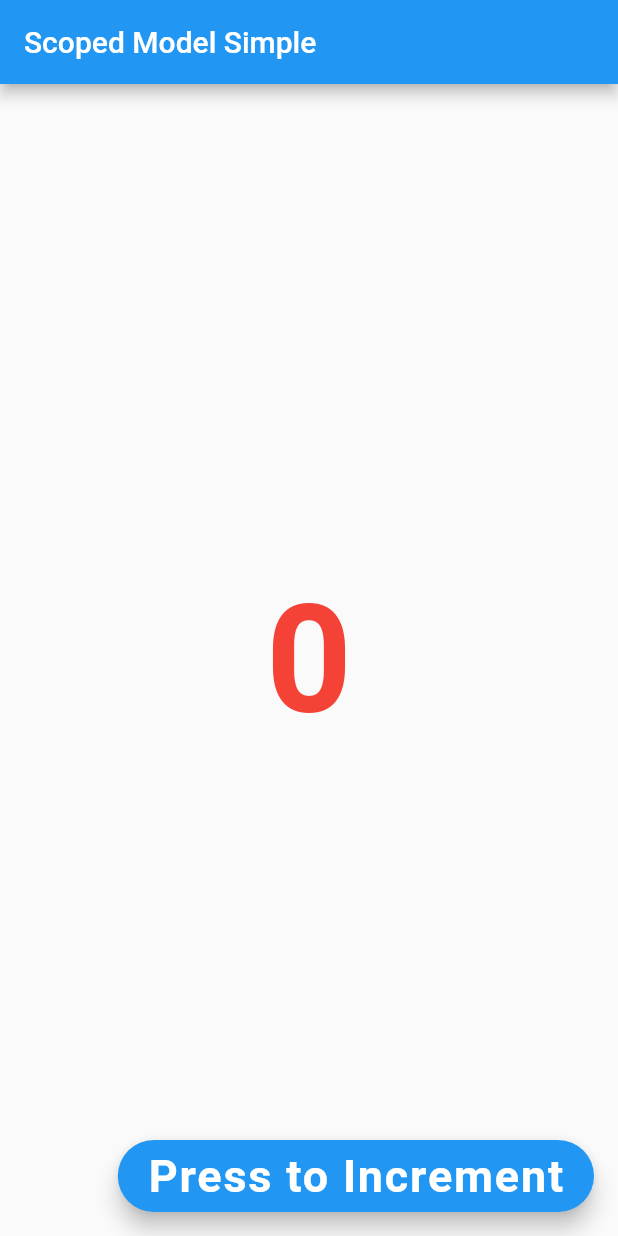
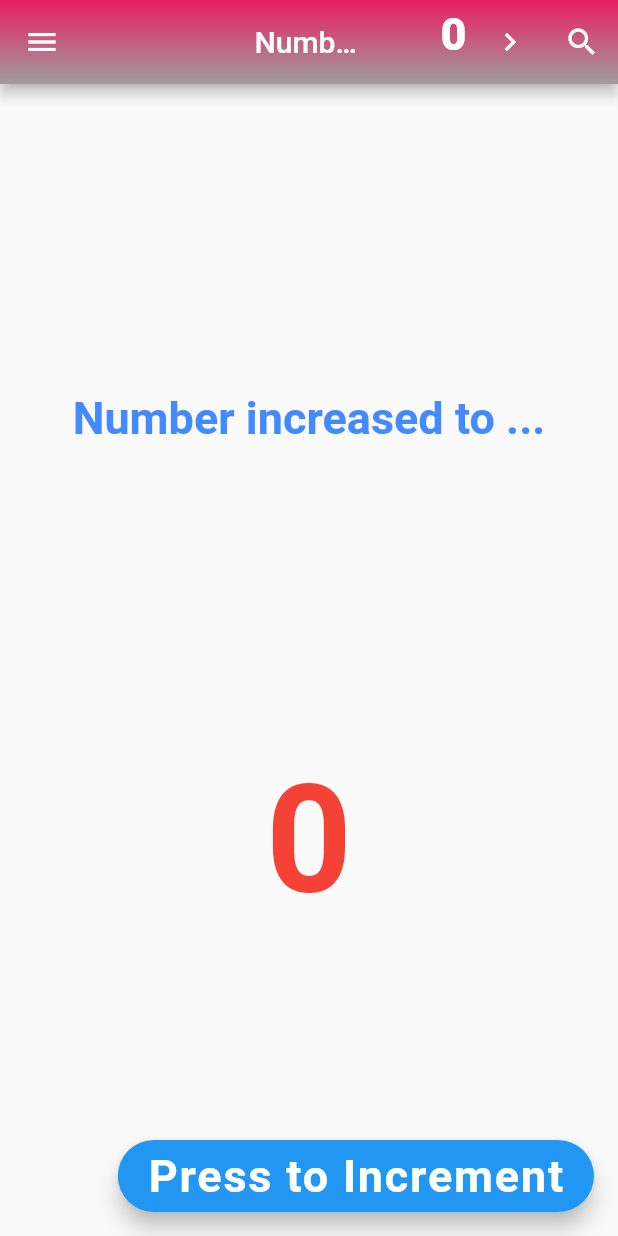
Before and after one commit to sanjibsinha/provider_et_sqflite, a Flutter app: the screen it shows after launch, on a phone screen of 412 x 824 dp. Run offline on Flutter 3.47's test engine with Material 2 defaults, Android fonts, the light colour scheme and no system bars.

Commit message:
added more

```diff
--- a/lib/view/my_home_page.dart
+++ b/lib/view/my_home_page.dart
@@ -5,12 +5,12 @@ import 'package:scoped_model/scoped_model.dart';
 class MyHomePage extends StatelessWidget {
   const MyHomePage({Key? key}) : super(key: key);
 
+  static const String title = 'Number increased to';
+
   @override
   Widget build(BuildContext context) {
     return Scaffold(
-      appBar: AppBar(
-        title: const Text('Scoped Model Simple'),
-      ),
+      appBar: customAppBar(title),
 
       /// the child widget below can use the scoped model
       ///
@@ -32,7 +32,18 @@ class MyHomePage extends StatelessWidget {
       /// the child widget below can use the scoped model
       ///
       body: ScopedModelDescendant<Counter>(
-        builder: (context, child, model) => Center(
+          builder: (context, child, model) => Column(
+                mainAxisAlignment: MainAxisAlignment.spaceEvenly,
+                children: [
+                  const Text(
+                    'Number increased to ...',
+                    style: TextStyle(
+                      fontSize: 30,
+                      fontWeight: FontWeight.w600,
+                      color: Colors.blueAccent,
+                    ),
+                  ),
+                  Center(
                     child: Text(
                       model.counter.toString(),
                       style: const TextStyle(
@@ -42,7 +53,64 @@ class MyHomePage extends StatelessWidget {
                       ),
                     ),
                   ),
+                ],
+              )),
+    );
+  }
+
+  AppBar customAppBar(String title) {
+    return AppBar(
+      centerTitle: true,
+      //backgroundColor: Colors.grey[400],
+      flexibleSpace: Container(
+        decoration: const BoxDecoration(
+          gradient: LinearGradient(
+            colors: [
+              Colors.pink,
+              Colors.grey,
+            ],
+            begin: Alignment.topRight,
+            end: Alignment.bottomRight,
           ),
+        ),
+      ),
+      //elevation: 20,
+      titleSpacing: 80,
+      leading: const Icon(Icons.menu),
+      title: Text(
+        title,
+        textAlign: TextAlign.left,
+      ),
+      actions: [
+        ScopedModelDescendant<Counter>(
+          builder: (context, child, model) => Container(
+            padding: const EdgeInsets.all(5),
+            child: Text(
+              model.counter.toString(),
+              style: const TextStyle(
+                fontSize: 30,
+                fontWeight: FontWeight.w900,
+                color: Colors.white,
+              ),
+            ),
+          ),
+        ),
+        buildIcons(
+          const Icon(
+            Icons.navigate_next,
+          ),
+        ),
+        buildIcons(
+          const Icon(Icons.search),
+        ),
+      ],
+    );
+  }
+
+  IconButton buildIcons(Icon icon) {
+    return IconButton(
+      onPressed: () {},
+      icon: icon,
     );
   }
 }
```
Lines whose indentation alone changed are shown as unchanged.
